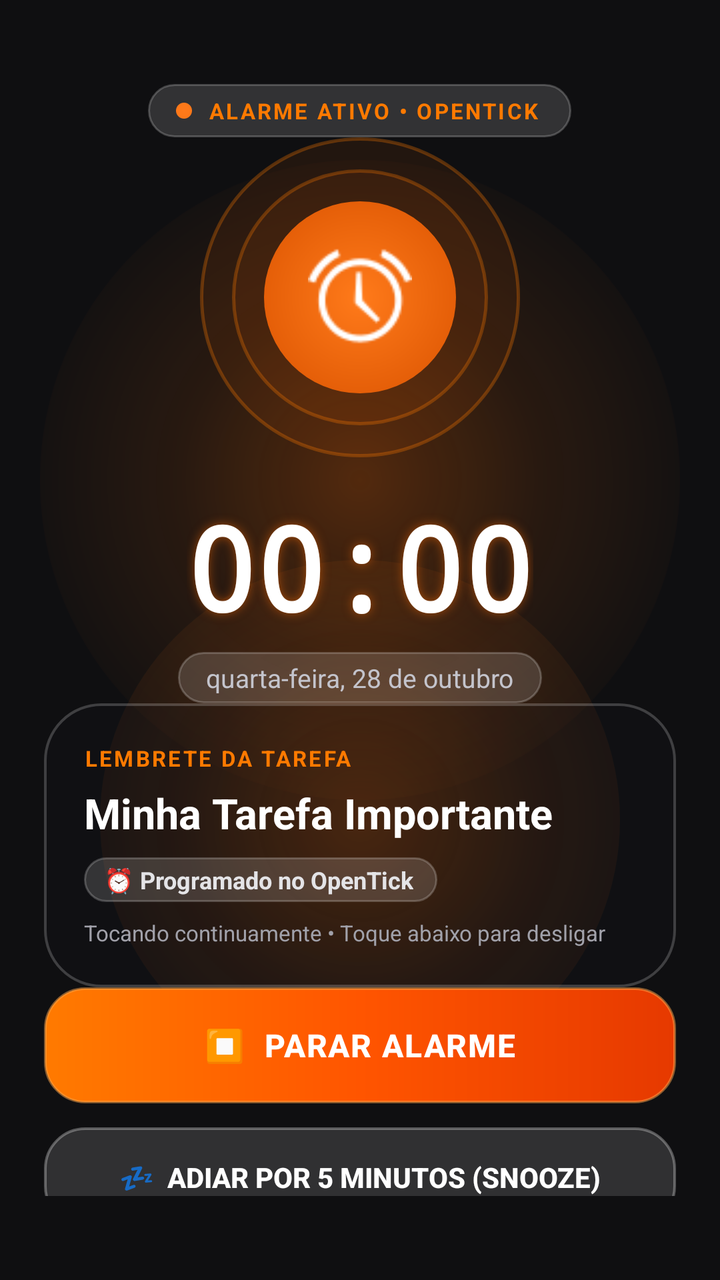
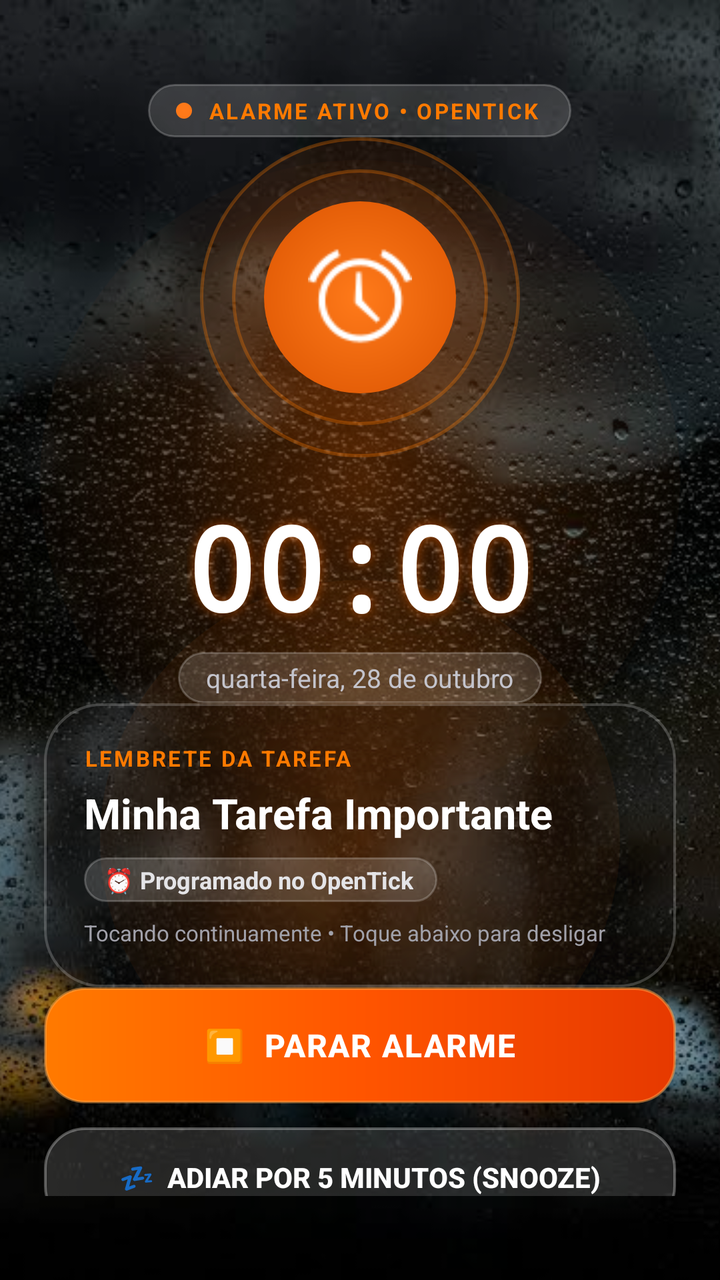

Screens rendered from an Android XML layout before and after an edit, with the pre-edit source and the edit as a unified diff.
<!-- AndroidManifest.xml: activity theme AppTheme.AlarmTheme -->
<!-- res/layout/activity_alarm.xml -->
<?xml version="1.0" encoding="utf-8"?>
<FrameLayout xmlns:android="http://schemas.android.com/apk/res/android"
    android:layout_width="match_parent"
    android:layout_height="match_parent"
    android:background="#D0050508">

    
    <View
        android:layout_width="320dp"
        android:layout_height="320dp"
        android:layout_gravity="center_horizontal|top"
        android:layout_marginTop="80dp"
        android:background="@drawable/bg_ambient_glow" />

    <View
        android:layout_width="260dp"
        android:layout_height="260dp"
        android:layout_gravity="center_horizontal|bottom"
        android:layout_marginBottom="100dp"
        android:background="@drawable/bg_ambient_glow" />

    
    <LinearLayout
        android:layout_width="match_parent"
        android:layout_height="match_parent"
        android:orientation="vertical"
        android:gravity="center_horizontal"
        android:paddingStart="22dp"
        android:paddingEnd="22dp"
        android:paddingTop="42dp"
        android:paddingBottom="42dp">

        
        <LinearLayout
            android:layout_width="wrap_content"
            android:layout_height="wrap_content"
            android:orientation="horizontal"
            android:gravity="center_vertical"
            android:background="@drawable/bg_glass_pill"
            android:paddingStart="14dp"
            android:paddingEnd="16dp"
            android:paddingTop="6dp"
            android:paddingBottom="6dp">

            <View
                android:id="@+id/alarm_pulsing_dot"
                android:layout_width="8dp"
                android:layout_height="8dp"
                android:layout_marginEnd="8dp"
                android:background="@drawable/bg_alarm_bell_circle" />

            <TextView
                android:layout_width="wrap_content"
                android:layout_height="wrap_content"
                android:text="ALARME ATIVO • OPENTICK"
                android:textColor="#FF7A00"
                android:textSize="11sp"
                android:textStyle="bold"
                android:letterSpacing="0.1" />
        </LinearLayout>

        
        <View
            android:layout_width="match_parent"
            android:layout_height="0dp"
            android:layout_weight="0.8" />

        
        <RelativeLayout
            android:layout_width="160dp"
            android:layout_height="160dp"
            android:gravity="center">

            
            <View
                android:id="@+id/alarm_outer_ripple"
                android:layout_width="160dp"
                android:layout_height="160dp"
                android:layout_centerInParent="true"
                android:background="@drawable/bg_bell_ripple" />

            
            <View
                android:id="@+id/alarm_mid_ripple"
                android:layout_width="128dp"
                android:layout_height="128dp"
                android:layout_centerInParent="true"
                android:background="@drawable/bg_bell_ripple" />

            
            <RelativeLayout
                android:id="@+id/alarm_bell_container"
                android:layout_width="96dp"
                android:layout_height="96dp"
                android:layout_centerInParent="true"
                android:gravity="center"
                android:background="@drawable/bg_alarm_bell_circle">

                <ImageView
                    android:id="@+id/alarm_bell_icon"
                    android:layout_width="52dp"
                    android:layout_height="52dp"
                    android:src="@android:drawable/ic_lock_idle_alarm"
                    android:tint="#ffffff" />
            </RelativeLayout>
        </RelativeLayout>

        
        <TextView
            android:id="@+id/alarm_clock_time"
            android:layout_width="wrap_content"
            android:layout_height="wrap_content"
            android:layout_marginTop="16dp"
            android:text="00:00"
            android:textColor="#FFFFFF"
            android:textSize="58sp"
            android:textStyle="bold"
            android:fontFamily="monospace"
            android:shadowColor="#80FF6B00"
            android:shadowDx="0"
            android:shadowDy="0"
            android:shadowRadius="12" />

        
        <TextView
            android:id="@+id/alarm_clock_date"
            android:layout_width="wrap_content"
            android:layout_height="wrap_content"
            android:layout_marginTop="4dp"
            android:background="@drawable/bg_glass_pill"
            android:paddingStart="14dp"
            android:paddingEnd="14dp"
            android:paddingTop="4dp"
            android:paddingBottom="4dp"
            android:text="quarta-feira, 28 de outubro"
            android:textColor="#C4C4CC"
            android:textSize="13sp" />

        
        <View
            android:layout_width="match_parent"
            android:layout_height="0dp"
            android:layout_weight="0.6" />

        
        <LinearLayout
            android:layout_width="match_parent"
            android:layout_height="wrap_content"
            android:orientation="vertical"
            android:background="@drawable/bg_glass_card"
            android:padding="20dp">

            <TextView
                android:layout_width="wrap_content"
                android:layout_height="wrap_content"
                android:text="LEMBRETE DA TAREFA"
                android:textColor="#FF7A00"
                android:textSize="11sp"
                android:textStyle="bold"
                android:letterSpacing="0.1" />

            <TextView
                android:id="@+id/alarm_task_title"
                android:layout_width="match_parent"
                android:layout_height="wrap_content"
                android:layout_marginTop="6dp"
                android:text="Minha Tarefa Importante"
                android:textColor="#FFFFFF"
                android:textSize="21sp"
                android:textStyle="bold"
                android:maxLines="3"
                android:ellipsize="end" />

            <LinearLayout
                android:layout_width="wrap_content"
                android:layout_height="wrap_content"
                android:orientation="horizontal"
                android:layout_marginTop="8dp"
                android:gravity="center_vertical"
                android:background="@drawable/bg_glass_pill"
                android:paddingStart="10dp"
                android:paddingEnd="12dp"
                android:paddingTop="3dp"
                android:paddingBottom="3dp">

                <TextView
                    android:id="@+id/alarm_task_time_badge"
                    android:layout_width="wrap_content"
                    android:layout_height="wrap_content"
                    android:text="⏰ Programado no OpenTick"
                    android:textColor="#E4E4E7"
                    android:textSize="12sp"
                    android:textStyle="bold" />
            </LinearLayout>

            <TextView
                android:layout_width="wrap_content"
                android:layout_height="wrap_content"
                android:layout_marginTop="8dp"
                android:text="Tocando continuamente • Toque abaixo para desligar"
                android:textColor="#A1A1AA"
                android:textSize="11sp" />
        </LinearLayout>

        
        <View
            android:layout_width="match_parent"
            android:layout_height="0dp"
            android:layout_weight="1.0" />

        
        
        <Button
            android:id="@+id/btn_stop_alarm"
            android:layout_width="match_parent"
            android:layout_height="58dp"
            android:background="@drawable/bg_glass_stop_btn"
            android:text="⏹️  PARAR ALARME"
            android:textColor="#FFFFFF"
            android:textSize="16sp"
            android:textStyle="bold"
            android:letterSpacing="0.04"
            android:stateListAnimator="@null" />

        
        <Button
            android:id="@+id/btn_snooze_alarm"
            android:layout_width="match_parent"
            android:layout_height="50dp"
            android:layout_marginTop="12dp"
            android:background="@drawable/bg_glass_snooze_btn"
            android:text="💤  Adiar por 5 minutos (Snooze)"
            android:textColor="#FFFFFF"
            android:textSize="14sp"
            android:textStyle="bold"
            android:stateListAnimator="@null" />

        
        <Button
            android:id="@+id/btn_open_app"
            android:layout_width="wrap_content"
            android:layout_height="38dp"
            android:layout_marginTop="10dp"
            android:layout_marginBottom="6dp"
            android:background="@drawable/bg_glass_pill"
            android:paddingStart="16dp"
            android:paddingEnd="16dp"
            android:text="Abrir tarefa no aplicativo ↗"
            android:textColor="#D4D4D8"
            android:textSize="12sp"
            android:stateListAnimator="@null" />

    </LinearLayout>

</FrameLayout>
<!-- resources referenced by this layout -->
<resources>
  <!-- drawable bg_alarm_bell_circle (drawable) -->
  <?xml version="1.0" encoding="utf-8"?>
  <shape xmlns:android="http://schemas.android.com/apk/res/android"
      android:shape="oval">
      <gradient
          android:type="radial"
          android:gradientRadius="70dp"
          android:startColor="#ff7a1a"
          android:endColor="#d95200" />
  </shape>
  <!-- drawable bg_ambient_glow (drawable) -->
  <?xml version="1.0" encoding="utf-8"?>
  <shape xmlns:android="http://schemas.android.com/apk/res/android"
      android:shape="oval">
      <gradient
          android:type="radial"
          android:gradientRadius="180dp"
          android:startColor="#47FF6B00"
          android:centerColor="#1AFF6B00"
          android:endColor="#00000000" />
  </shape>
  <!-- drawable bg_bell_ripple (drawable) -->
  <?xml version="1.0" encoding="utf-8"?>
  <shape xmlns:android="http://schemas.android.com/apk/res/android"
      android:shape="oval">
      <solid android:color="#14FF6B00" />
      <stroke android:width="1.5dp" android:color="#4DFF7A00" />
  </shape>
  <!-- drawable bg_glass_card (drawable) -->
  <?xml version="1.0" encoding="utf-8"?>
  <shape xmlns:android="http://schemas.android.com/apk/res/android"
      android:shape="rectangle">
      <corners android:radius="28dp" />
      <solid android:color="#2B1A1A22" />
      <stroke android:width="1.2dp" android:color="#33FFFFFF" />
  </shape>
  <!-- drawable bg_glass_pill (drawable) -->
  <?xml version="1.0" encoding="utf-8"?>
  <shape xmlns:android="http://schemas.android.com/apk/res/android"
      android:shape="rectangle">
      <corners android:radius="999dp" />
      <solid android:color="#26FFFFFF" />
      <stroke android:width="1dp" android:color="#36FFFFFF" />
  </shape>
  <!-- drawable bg_glass_snooze_btn (drawable) -->
  <?xml version="1.0" encoding="utf-8"?>
  <shape xmlns:android="http://schemas.android.com/apk/res/android"
      android:shape="rectangle">
      <corners android:radius="20dp" />
      <solid android:color="#24FFFFFF" />
      <stroke android:width="1.2dp" android:color="#4DFFFFFF" />
  </shape>
  <!-- drawable bg_glass_stop_btn (drawable) -->
  <?xml version="1.0" encoding="utf-8"?>
  <shape xmlns:android="http://schemas.android.com/apk/res/android"
      android:shape="rectangle">
      <corners android:radius="20dp" />
      <gradient
          android:angle="0"
          android:startColor="#FF7A00"
          android:centerColor="#FF5500"
          android:endColor="#E63900" />
      <stroke android:width="1.2dp" android:color="#80FFA74F" />
  </shape>
  <style name="AppTheme.AlarmTheme" parent="Theme.AppCompat.NoActionBar">
          <item name="android:windowIsTranslucent">true</item>
          <item name="android:windowBackground">#C706060A</item>
          <item name="android:windowNoTitle">true</item>
          <item name="android:windowFullscreen">true</item>
          <item name="android:windowDrawsSystemBarBackgrounds">true</item>
          <item name="android:statusBarColor">@android:color/transparent</item>
          <item name="android:navigationBarColor">@android:color/transparent</item>
          <item name="android:windowAnimationStyle">@android:style/Animation.Dialog</item>
      </style>
</resources>

<!-- the commit's change to res/layout/activity_alarm.xml (unified diff, before → after) -->
@@ -2,7 +2,21 @@
 <FrameLayout xmlns:android="http://schemas.android.com/apk/res/android"
     android:layout_width="match_parent"
     android:layout_height="match_parent"
-    android:background="#D0050508">
+    android:background="@android:color/transparent">
+
+    
+    <ImageView
+        android:id="@+id/alarm_rain_bg"
+        android:layout_width="match_parent"
+        android:layout_height="match_parent"
+        android:scaleType="centerCrop"
+        android:src="@drawable/bg_rain_glass_dark" />
+
+    
+    <View
+        android:layout_width="match_parent"
+        android:layout_height="match_parent"
+        android:background="#59000000" />
 
     
     <View
@@ -16,7 +30,7 @@
         android:layout_width="260dp"
         android:layout_height="260dp"
         android:layout_gravity="center_horizontal|bottom"
-        android:layout_marginBottom="100dp"
+        android:layout_marginBottom="90dp"
         android:background="@drawable/bg_ambient_glow" />
 
     
@@ -119,7 +133,7 @@
             android:shadowColor="#80FF6B00"
             android:shadowDx="0"
             android:shadowDy="0"
-            android:shadowRadius="12" />
+            android:shadowRadius="14" />
 
         
         <TextView
<!-- resource entries referenced after the edit -->
@@ -64,9 +64,10 @@
           android:endColor="#E63900" />
       <stroke android:width="1.2dp" android:color="#80FFA74F" />
   </shape>
+  <!-- drawable bg_rain_glass_dark: png bitmap (drawable, 511516 bytes) -->
   <style name="AppTheme.AlarmTheme" parent="Theme.AppCompat.NoActionBar">
           <item name="android:windowIsTranslucent">true</item>
-          <item name="android:windowBackground">#C706060A</item>
+          <item name="android:windowBackground">@android:color/transparent</item>
           <item name="android:windowNoTitle">true</item>
           <item name="android:windowFullscreen">true</item>
           <item name="android:windowDrawsSystemBarBackgrounds">true</item>
